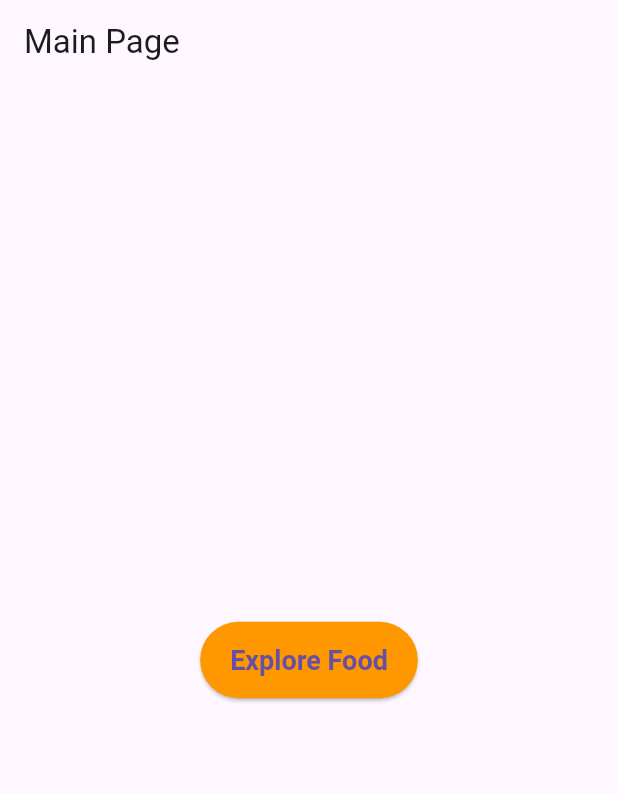
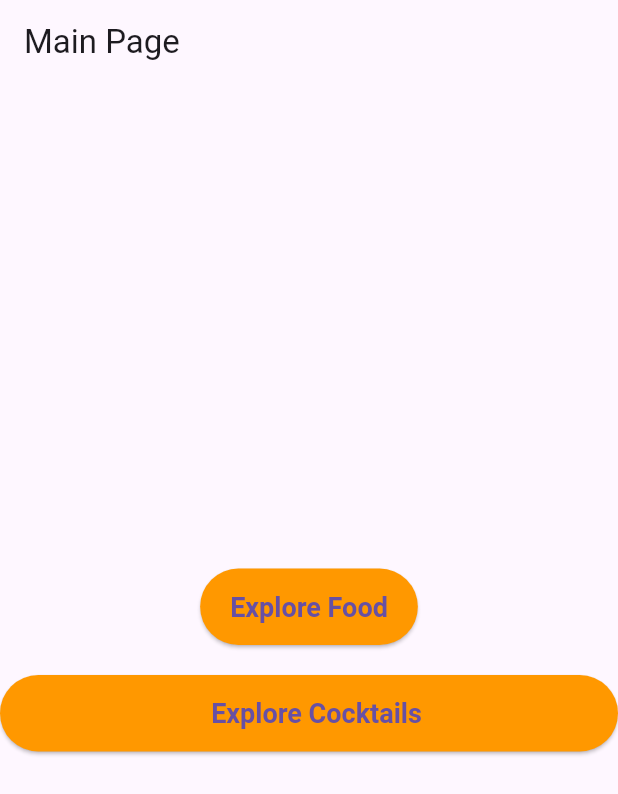
Before and after one commit to ilyes422/flutterProject, a Flutter app: the screen it shows after launch, on a phone screen of 412 x 824 dp. Shown: the top 794 px of the screen. Run offline on Flutter 3.47's test engine with Material 3 defaults, Android fonts, the phone set to English and light mode, and no system bars.

Commit message:
add cocktails part

```diff
--- a/lib/main.dart
+++ b/lib/main.dart
@@ -1,5 +1,6 @@
 import 'package:flutter/material.dart';
 import 'food_page.dart';
+import 'cocktails_page.dart';
 
 void main() {
   runApp(MyApp());
@@ -27,7 +28,11 @@ class MainPage extends StatelessWidget {
         title: Text('Main Page'),
       ),
       body: Center(
-        child: ElevatedButton(
+        child: Column(
+          mainAxisAlignment:
+              MainAxisAlignment.center,
+          children: [
+            ElevatedButton(
               onPressed: () {
                 Navigator.push(
                   context,
@@ -41,7 +46,34 @@ class MainPage extends StatelessWidget {
                 textStyle: TextStyle(fontSize: 18, fontWeight: FontWeight.bold),
               ),
             ),
+            SizedBox(height: 20),
+            ElevatedButton(
+              onPressed: () {
+                Navigator.push(
+                  context,
+                  MaterialPageRoute(builder: (context) => CocktailsPage()),
+                );
+              },
+              child: Row(
+                mainAxisAlignment:
+                    MainAxisAlignment.center,
+                children: [
+                  SizedBox(width: 10),
+                  Text('Explore Cocktails',
+                      style:
+                          TextStyle(fontSize: 18, fontWeight: FontWeight.bold)),
+                ],
               ),
+              style: ElevatedButton.styleFrom(
+                backgroundColor: Colors.orange,
+                padding: EdgeInsets.symmetric(horizontal: 20, vertical: 15),
+                textStyle: TextStyle(fontSize: 18, fontWeight: FontWeight.bold),
+              ),
+            ),
+          ],
+        ),
+      ),
+
     );
   }
 }
```
Also changed, not shown: lib/cocktails_page.dart (added, +123 -0 lines). Lines whose indentation alone changed are shown as unchanged.
